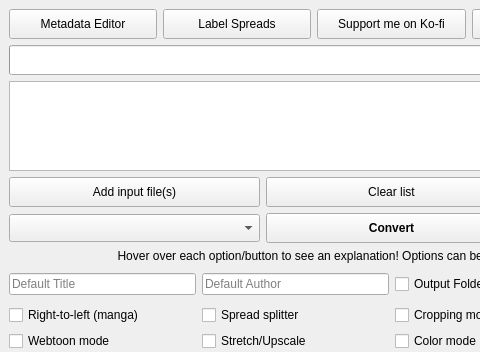
This is gui/KCC.ui in tahouse/kcc as Qt 5 draws it before an edit; both pictures show x 0 to 480 and y 0 to 352 of the 783 by 767 pixel window. The edited form follows.
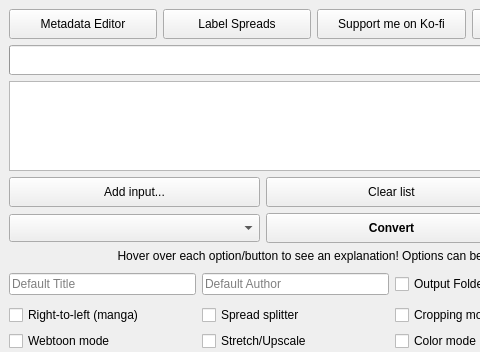
This is the edited form. Icons and pictures are not drawn.

Commit message: fix: clarify recursive folder selection

What changed in the file:
```diff
--- a/gui/KCC.ui
+++ b/gui/KCC.ui
@@ -337,7 +337,7 @@
           <string>&lt;html&gt;&lt;head/&gt;&lt;body&gt;&lt;p style='white-space:pre'&gt;Add CBR, CBZ, CB7 or PDF file to queue.&lt;/p&gt;&lt;/body&gt;&lt;/html&gt;</string>
          </property>
          <property name="text">
-          <string>Add input file(s)</string>
+          <string>Add input...</string>
          </property>
          <property name="icon">
           <iconset resource="KCC.qrc">
```
Left out of the diff: 2 changed lines with no effect on the pictures. The commit also changes 2 other files.
